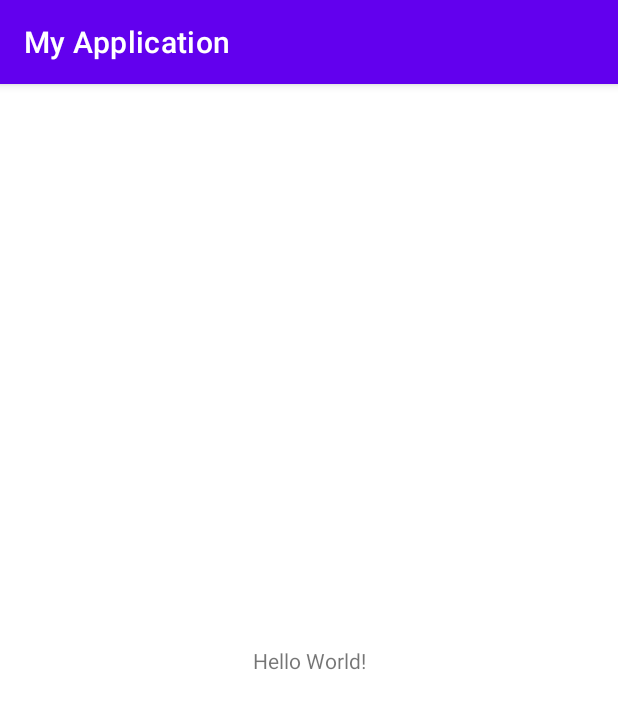
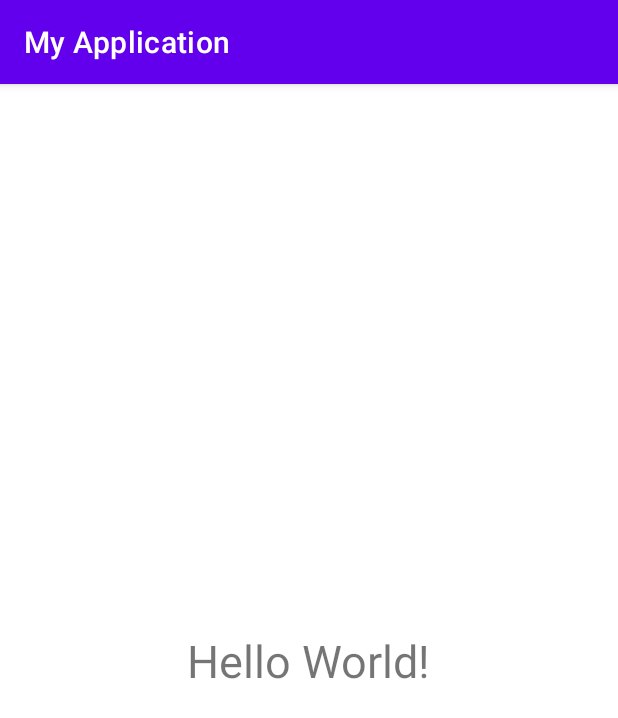
Before and after one commit to sharkgmail/changeTool, an Android app: the screen it shows after launch (MainActivity), on a phone screen of 412 x 824 dp. Shown: the top 718 px of the screen. Run offline under Robolectric (Android 15) with nearby library versions, the phone set to English and light mode, and no system bars.

Commit message:
初始化

```diff
--- a/app/src/main/java/com/example/myapplication/MainActivity.java
+++ b/app/src/main/java/com/example/myapplication/MainActivity.java
@@ -3,6 +3,7 @@ package com.example.myapplication;
 import androidx.appcompat.app.AppCompatActivity;
 
 import android.os.Bundle;
+import android.widget.TextView;
 
 public class MainActivity extends AppCompatActivity {
 
--- a/app/src/main/res/layout/activity_main.xml
+++ b/app/src/main/res/layout/activity_main.xml
@@ -7,12 +7,14 @@
     tools:context=".MainActivity">
 
     <TextView
+        android:id="@+id/tv"
         android:layout_width="wrap_content"
         android:layout_height="wrap_content"
         android:text="Hello World!"
         app:layout_constraintBottom_toBottomOf="parent"
         app:layout_constraintLeft_toLeftOf="parent"
         app:layout_constraintRight_toRightOf="parent"
+        android:textSize="30sp"
         app:layout_constraintTop_toTopOf="parent" />
 
 </androidx.constraintlayout.widget.ConstraintLayout>
```
Also changed, not shown: app/src/main/java/com/example/myapplication/ToolString.java (added, +18 -0 lines).
